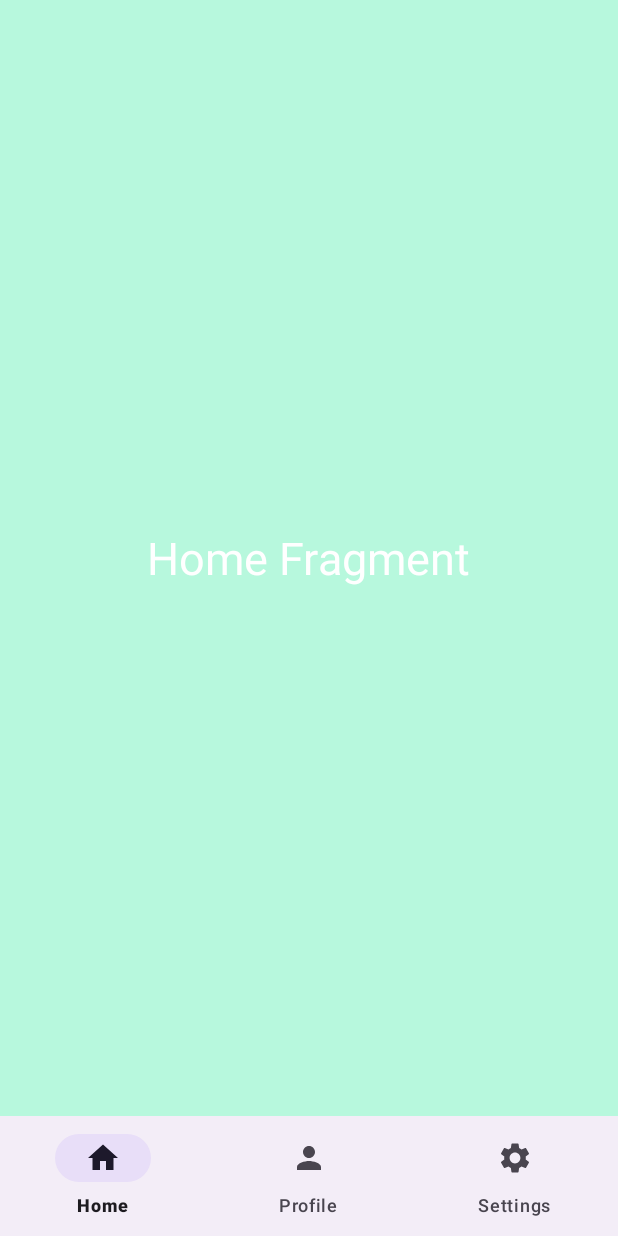
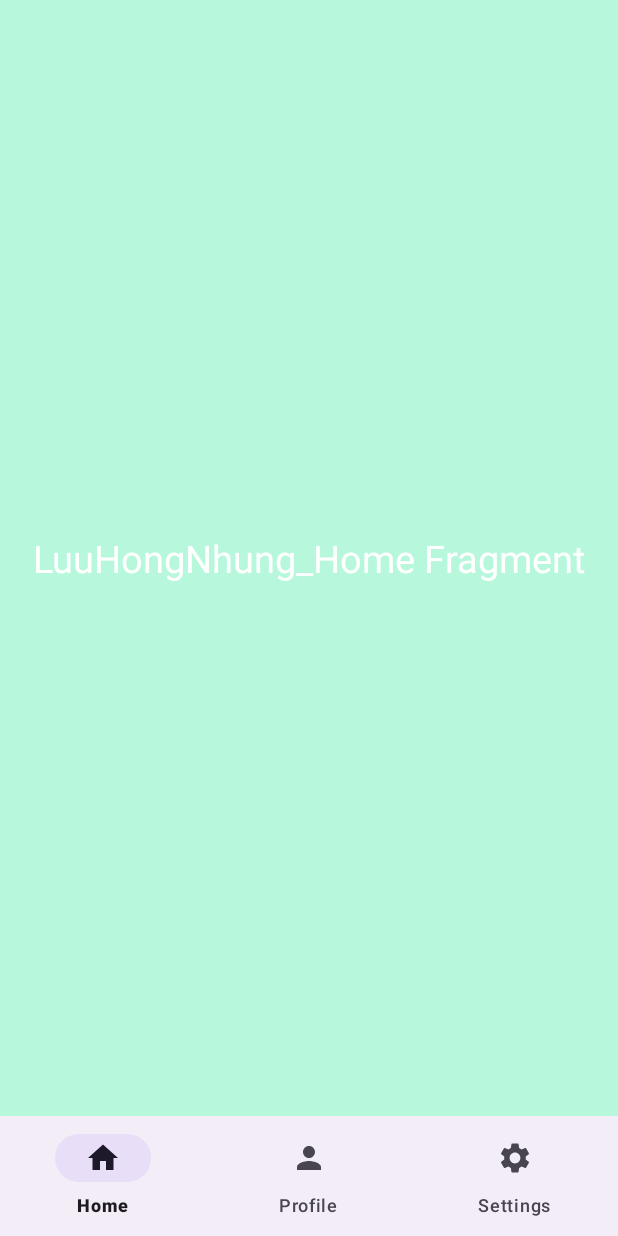
Before and after one commit to LuuHongNhung/BTCN_LuuHongNhung, an Android app: the screen it shows after launch (MainActivity), on a phone screen of 412 x 824 dp. Run offline under Robolectric (Android 15) with nearby library versions, the phone set to English and light mode, and no system bars.

Commit message:
LuuHongNhung

```diff
--- a/BTCN_LuuHongNhung/app/src/main/res/layout/fragment_home.xml
+++ b/BTCN_LuuHongNhung/app/src/main/res/layout/fragment_home.xml
@@ -10,8 +10,8 @@
     <TextView
         android:layout_width="wrap_content"
         android:layout_height="wrap_content"
-        android:text="Home Fragment"
-        android:textSize="30dp"
+        android:text="LuuHongNhung_Home Fragment"
+        android:textSize="25dp"
         android:textColor="@color/white"
         android:layout_gravity="center"/>
 
--- a/BTCN_LuuHongNhung/app/src/main/res/layout/fragment_profile.xml
+++ b/BTCN_LuuHongNhung/app/src/main/res/layout/fragment_profile.xml
@@ -10,8 +10,8 @@
     <TextView
         android:layout_width="wrap_content"
         android:layout_height="wrap_content"
-        android:text="Profile Fragment"
-        android:textSize="30dp"
+        android:text="LuuHongNhung_Profile Fragment"
+        android:textSize="25dp"
         android:textColor="@color/white"
         android:layout_gravity="center"/>
 
--- a/BTCN_LuuHongNhung/app/src/main/res/layout/fragment_settings.xml
+++ b/BTCN_LuuHongNhung/app/src/main/res/layout/fragment_settings.xml
@@ -10,8 +10,8 @@
     <TextView
         android:layout_width="wrap_content"
         android:layout_height="wrap_content"
-        android:text="Settings Fragment"
-        android:textSize="30dp"
+        android:text="LuuHongNhung_Settings Fragment"
+        android:textSize="25dp"
         android:textColor="@color/white"
         android:layout_gravity="center"/>
 
```
